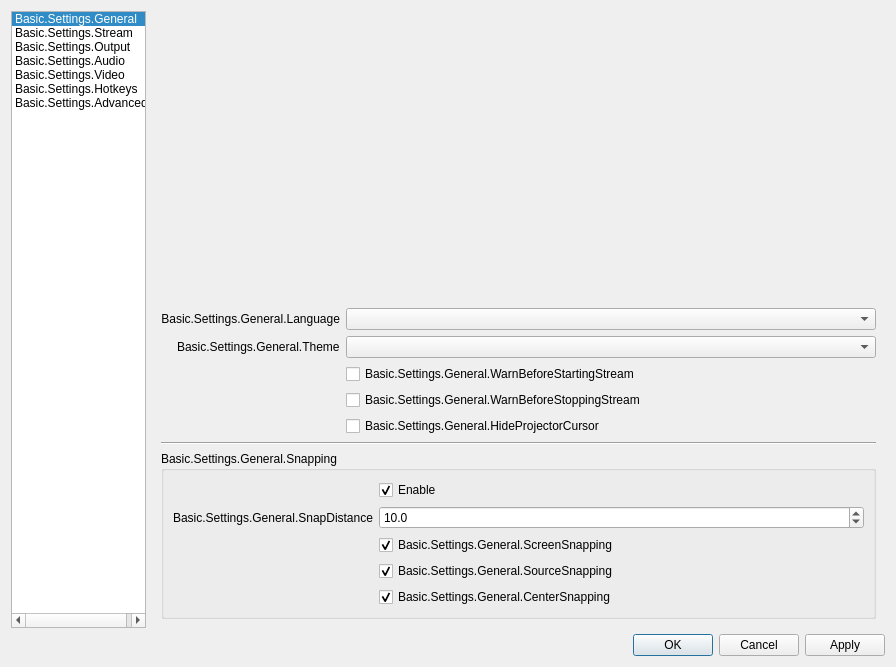
GameKyuubi/obs-studio, file obs/forms/OBSBasicSettings.ui: the form before one commit.
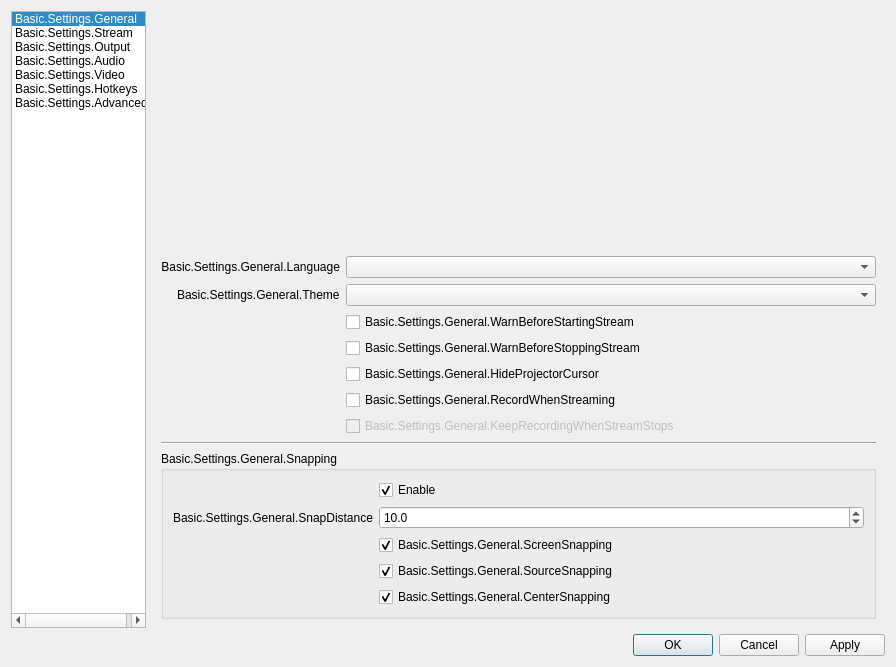
The form after the commit. Icons and pictures are not drawn.

Commit message:
UI: Add option to automatically record while streaming
Allows the ability for users to make it so recording automatically
starts when they start streaming.  Also adds the option to allow the
recording to continue when stream is stopped.

Closes jp9000/obs-studio#554

Patch:
```diff
--- a/obs/forms/OBSBasicSettings.ui
+++ b/obs/forms/OBSBasicSettings.ui
@@ -185,14 +185,21 @@
            </property>
           </widget>
          </item>
-         <item row="6" column="0" colspan="2">
+         <item row="6" column="1">
+          <widget class="QCheckBox" name="recordWhenStreaming">
+           <property name="text">
+            <string>Basic.Settings.General.RecordWhenStreaming</string>
+           </property>
+          </widget>
+         </item>
+         <item row="8" column="0" colspan="2">
           <widget class="Line" name="line_4">
            <property name="orientation">
             <enum>Qt::Horizontal</enum>
            </property>
           </widget>
          </item>
-         <item row="7" column="0" colspan="2">
+         <item row="9" column="0" colspan="2">
           <widget class="QGroupBox" name="groupBox_10">
            <property name="enabled">
             <bool>true</bool>
@@ -292,6 +299,16 @@
            </property>
           </widget>
          </item>
+         <item row="7" column="1">
+          <widget class="QCheckBox" name="keepRecordStreamStops">
+           <property name="enabled">
+            <bool>false</bool>
+           </property>
+           <property name="text">
+            <string>Basic.Settings.General.KeepRecordingWhenStreamStops</string>
+           </property>
+          </widget>
+         </item>
         </layout>
        </widget>
        <widget class="QWidget" name="streamPage">
@@ -2504,8 +2521,8 @@
              <rect>
               <x>0</x>
               <y>0</y>
-              <width>80</width>
-              <height>16</height>
+              <width>98</width>
+              <height>28</height>
              </rect>
             </property>
            </widget>
```
Left out of the diff: 196 changed lines with no effect on the pictures. The commit also changes 4 other files.
